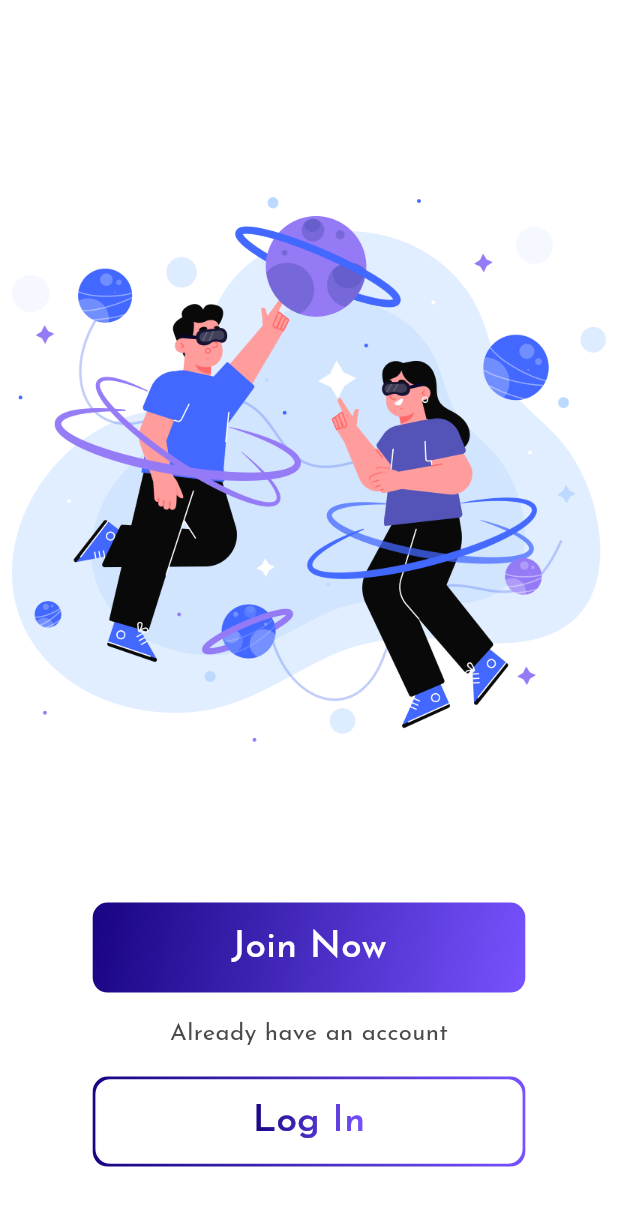
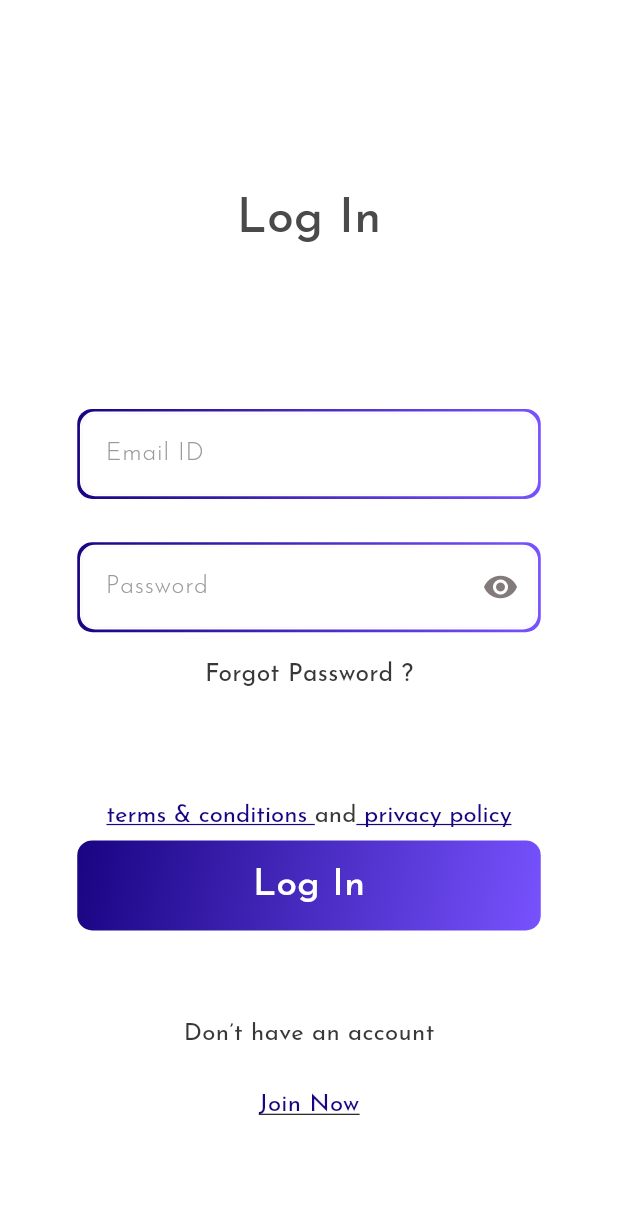
Before and after one commit to Digamend-01/Community-App, a Flutter app: the screen it shows after launch, after a tap on "Log In", on a phone screen of 412 x 824 dp. Shown: the top 1206 px of the screen. Run offline on Flutter 3.47's test engine with Material 3 defaults, Android fonts, the phone set to English and light mode, and no system bars; drawn by our look-alikes of simple_gradient_text; our stand-ins replace google_fonts.

Commit message:
LoginScreen

```diff
--- a/lib/Screens.dart/Join_now.dart
+++ b/lib/Screens.dart/Join_now.dart
@@ -1,4 +1,7 @@
+// ignore_for_file: unused_field
+
 import 'package:communityapp/Constants/Gradient_Border.dart';
+import 'package:communityapp/Screens.dart/Login.dart';
 import 'package:flutter/material.dart';
 import 'package:google_fonts/google_fonts.dart';
 import 'package:simple_gradient_text/simple_gradient_text.dart';
@@ -31,7 +34,7 @@ class _JoinNowScreenState extends State<JoinNowScreen> {
             height: height * 0.15,
           ),
           SizedBox(
-              width: width / 1,
+              width: width /1,
               child: Image.asset("assets/images/join_now.png")),
           SizedBox(
             height: height * 0.13,
@@ -81,7 +84,11 @@ class _JoinNowScreenState extends State<JoinNowScreen> {
           Padding(
             padding: EdgeInsets.only(left: width * 0.13, right: width * 0.13),
             child: InkWell(
-              onTap: () {},
+              onTap: () {
+                Navigator.push(context, MaterialPageRoute(builder: (context) {
+                  return const LoginScreen();
+                },));
+              },
               child: Container(
                 height: 60.0,
                 width: width*0.7,
@@ -97,9 +104,9 @@ class _JoinNowScreenState extends State<JoinNowScreen> {
                           fontSize: width * 0.06,
                           fontWeight: FontWeight.w500,
                         ),
-                        colors: [
-                          Color(0xFF190482),
-                          Color(0xff7752FE),
+                        colors: const [
+                           Color(0xFF190482),
+                           Color(0xff7752FE),
                         ],
                       ),
                     ),
--- a/lib/Screens.dart/Login.dart
+++ b/lib/Screens.dart/Login.dart
@@ -0,0 +1,233 @@
+import 'package:communityapp/Constants/Gradient_Border.dart';
+import 'package:flutter/gestures.dart';
+import 'package:flutter/material.dart';
+import 'package:google_fonts/google_fonts.dart';
+
+class LoginScreen extends StatefulWidget {
+  const LoginScreen({super.key});
+
+  @override
+  State<LoginScreen> createState() => _LoginScreenState();
+}
+
+class _LoginScreenState extends State<LoginScreen> {
+  TextEditingController emailController = TextEditingController();
+  TextEditingController passwordController = TextEditingController();
+  bool _isObscure = true;
+  @override
+  Widget build(BuildContext context) {
+    final size = MediaQuery.of(context).size;
+    final height = size.height;
+    final width = size.width;
+    return GestureDetector(
+      onTap: () {
+        FocusScope.of(context).unfocus();
+      },
+      child: Scaffold(
+        backgroundColor: Colors.white,
+        body: SingleChildScrollView(
+          child: Column(
+            children: [
+              Center(
+                child: Padding(
+                  padding: EdgeInsets.only(top: width * 0.3),
+                  child: Text(
+                    "Log In",
+                    style: GoogleFonts.josefinSans(
+                      color: Color(0xff4A4A4A),
+                      fontSize: 32,
+                      fontWeight: FontWeight.w500,
+                    ),
+                  ),
+                ),
+              ),
+              SizedBox(
+                height: height * 0.09,
+              ),
+              Padding(
+                padding: EdgeInsets.all(width * 0.07),
+                child: Container(
+                  height: 60,
+                  width: width * 0.75,
+                  decoration: gradientDecoration,
+                  child: Padding(
+                    padding: const EdgeInsets.all(1.8),
+                    child: Container(
+                        decoration: innerGradientDecoration,
+                        child: TextFormField(
+                          controller: emailController,
+                          decoration: InputDecoration(
+                            border: InputBorder.none,
+                            hintText: "Email ID",
+                            hintStyle: GoogleFonts.josefinSans(
+                              color: Color(0xff9D9898),
+                              fontSize: width * 0.04,
+                              fontWeight: FontWeight.w300,
+                            ),
+                            enabledBorder: OutlineInputBorder(
+                                borderRadius: BorderRadius.circular(10.0),
+                                borderSide: BorderSide(
+                                    color: Theme.of(context).cardColor)),
+                            focusedBorder: OutlineInputBorder(
+                                borderRadius: BorderRadius.circular(10),
+                                borderSide: BorderSide(
+                                    color: Theme.of(context).cardColor)),
+                          ),
+                        )),
+                  ),
+                ),
+              ),
+              Container(
+                height: 60,
+                width: width * 0.75,
+                decoration: gradientDecoration,
+                child: Padding(
+                  padding: const EdgeInsets.all(1.8),
+                  child: Container(
+                      decoration: innerGradientDecoration,
+                      child: TextFormField(
+                        obscureText: _isObscure,
+                        controller: passwordController,
+                        decoration: InputDecoration(
+                          border: InputBorder.none,
+                          hintText: "Password",
+                          hintStyle: GoogleFonts.josefinSans(
+                            color: Color(0xff9D9898),
+                            fontSize: width * 0.04,
+                            fontWeight: FontWeight.w300,
+                          ),
+                          enabledBorder: OutlineInputBorder(
+                              borderRadius: BorderRadius.circular(10.0),
+                              borderSide: BorderSide(
+                                  color: Theme.of(context).cardColor)),
+                          focusedBorder: OutlineInputBorder(
+                              borderRadius: BorderRadius.circular(10),
+                              borderSide: BorderSide(
+                                  color: Theme.of(context).cardColor)),
+                          suffixIcon: IconButton(
+                              icon: Icon(_isObscure
+                                  ? Icons.visibility
+                                  : Icons.visibility_off),
+                              color: Color.fromARGB(255, 131, 123, 123),
+                              onPressed: () {
+                                setState(() {
+                                  _isObscure = !_isObscure;
+                                });
+                              }),
+                        ),
+                      )),
+                ),
+              ),
+              SizedBox(
+                height: height * 0.02,
+              ),
+              InkWell(
+                  onTap: () {},
+                  child: Text(
+                    "Forgot Password ?",
+                    style: GoogleFonts.josefinSans(
+                      color: Color(0xff383838),
+                      fontSize: width * 0.04,
+                      fontWeight: FontWeight.w400,
+                    ),
+                  )),
+              SizedBox(
+                height: height * 0.09,
+              ),
+              RichText(
+                text: TextSpan(
+                  children: <TextSpan>[
+                    TextSpan(
+                      text: 'terms & conditions ',
+                      style: GoogleFonts.josefinSans(
+                        color: Color(0xff190482),
+                        fontSize: 16,
+                        decoration: TextDecoration.underline,
+                        fontWeight: FontWeight.w400,
+                      ),
+                      recognizer: TapGestureRecognizer()..onTap = () {},
+                    ),
+                    TextSpan(
+                      text: 'and',
+                      style: GoogleFonts.josefinSans(
+                        color: Color(0xff383838),
+                        fontSize: 16,
+                        fontWeight: FontWeight.w400,
+                      ),
+                    ),
+                    TextSpan(
+                      text: ' privacy policy',
+                      style: GoogleFonts.josefinSans(
+                        color: Color(0xff190482),
+                        fontSize: 16,
+                        decoration: TextDecoration.underline,
+                        fontWeight: FontWeight.w400,
+                      ),
+                      recognizer: TapGestureRecognizer()..onTap = () {},
+                    ),
+                  ],
+                ),
+              ),
+              SizedBox(height: height*0.01,),
+              GestureDetector(
+                onTap: () {},
+                child: Container(
+                  width: width * 0.75,
+                  height: 60,
+                  decoration: BoxDecoration(
+                    gradient: const LinearGradient(
+                      colors: [
+                        Color(0xff190482),
+                        Color(0xff7752FE),
+                      ],
+                      begin: Alignment.topLeft,
+                      end: Alignment.bottomRight,
+                    ),
+                    borderRadius: BorderRadius.circular(10),
+                  ),
+                  child: Center(
+                    child: Text(
+                      'Log In',
+                      style: GoogleFonts.josefinSans(
+                        color: Colors.white,
+                        fontSize: width * 0.06,
+                        fontWeight: FontWeight.w500,
+                      ),
+                    ),
+                  ),
+                ),
+              ),
+              SizedBox(
+                height: height * 0.07,
+              ),
+              InkWell(
+                  onTap: () {},
+                  child: Text(
+                    "Don’t have an account",
+                    style: GoogleFonts.josefinSans(
+                      color: Color(0xff383838),
+                      fontSize: 16,
+                      fontWeight: FontWeight.w400,
+                    ),
+                  )),
+              SizedBox(
+                height: height * 0.03,
+              ),
+              InkWell(
+                  onTap: () {},
+                  child: Text(
+                    "Join Now",
+                    style: GoogleFonts.josefinSans(
+                      color: Color(0xff190482),
+                      fontSize: 16,
+                      decoration: TextDecoration.underline,
+                      fontWeight: FontWeight.w400,
+                    ),
+                  )),
+            ],
+          ),
+        ),
+      ),
+    );
+  }
+}
```
